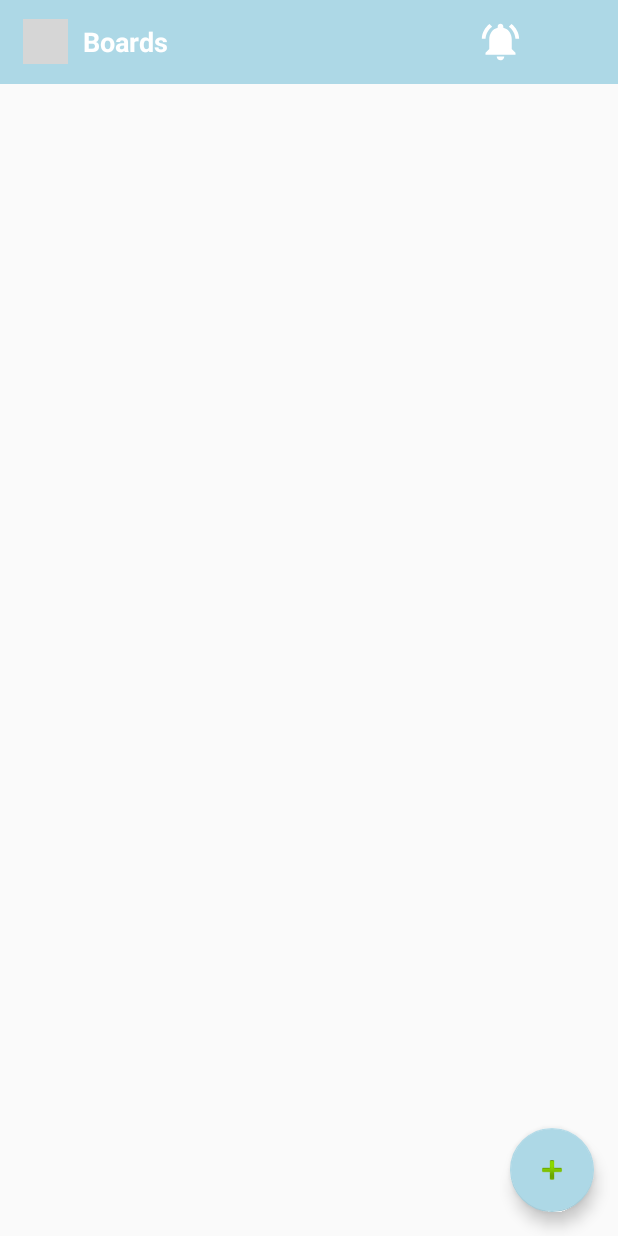
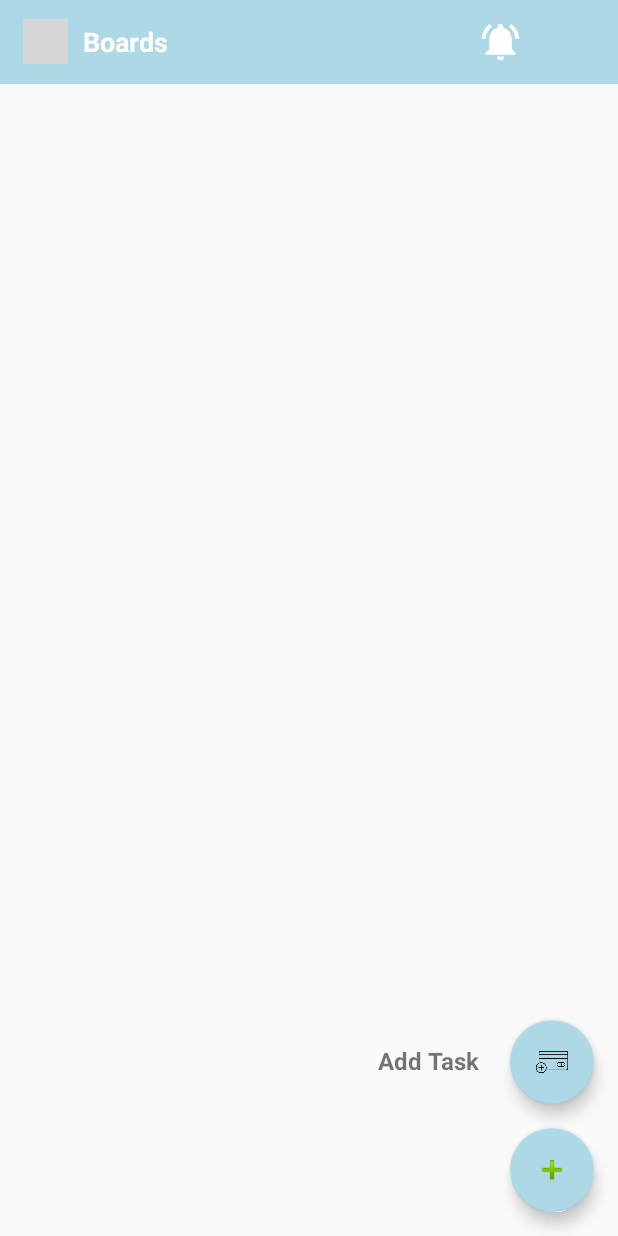
Before and after one commit to hauphanlvc/DoAnNT118, an Android app: the screen it shows after launch (MainActivity), on a phone screen of 412 x 824 dp. Run offline under Robolectric (Android 15) with nearby library versions, the light colour scheme and no system bars; grey boxes are pictures that could not be loaded.

Commit message:
thêm nút add

```diff
--- a/app/src/main/res/layout/activity_main.xml
+++ b/app/src/main/res/layout/activity_main.xml
@@ -39,7 +39,7 @@
                 android:layout_marginStart="10dp"
                 android:text="Boards"
                 android:textColor="@color/white"
-                android:textSize="18dp"
+                android:textSize="18sp"
                 android:textStyle="bold" />
 
             <ImageView
@@ -72,8 +72,35 @@
             app:backgroundTint="@color/LightBlue"
             app:layout_constraintBottom_toBottomOf="parent"
             app:layout_constraintEnd_toEndOf="parent"
+            android:clickable="true"
+            app:srcCompat="@android:drawable/ic_input_add"
+            android:focusable="true" />
 
-            app:srcCompat="@android:drawable/ic_input_add" />
+        <com.google.android.material.floatingactionbutton.FloatingActionButton
+            android:id="@+id/fabAddTask"
+            android:layout_width="wrap_content"
+            android:layout_height="wrap_content"
+            android:layout_gravity="bottom|end"
+            android:layout_margin="16dp"
+            android:layout_marginEnd="16dp"
+            android:clickable="true"
+            app:backgroundTint="@color/LightBlue"
+            app:layout_constraintBottom_toTopOf="@+id/fab"
+            app:layout_constraintEnd_toEndOf="parent"
+            app:srcCompat="@drawable/add_card"
+            android:focusable="true" />
+
+        <TextView
+            android:id="@+id/textViewAddTask"
+            android:layout_width="wrap_content"
+            android:layout_height="wrap_content"
+            android:layout_marginTop="16dp"
+            android:layout_marginEnd="20dp"
+            android:text="Add Task"
+            android:textSize="16sp"
+            android:textStyle="bold"
+            app:layout_constraintEnd_toStartOf="@+id/fabAddTask"
+            app:layout_constraintTop_toTopOf="@+id/fabAddTask" />
     </androidx.constraintlayout.widget.ConstraintLayout>
     <com.google.android.material.navigation.NavigationView
         android:id="@+id/design_navigation_view"
```
Also changed, not shown: app/src/main/res/drawable/add_card.png (added).
